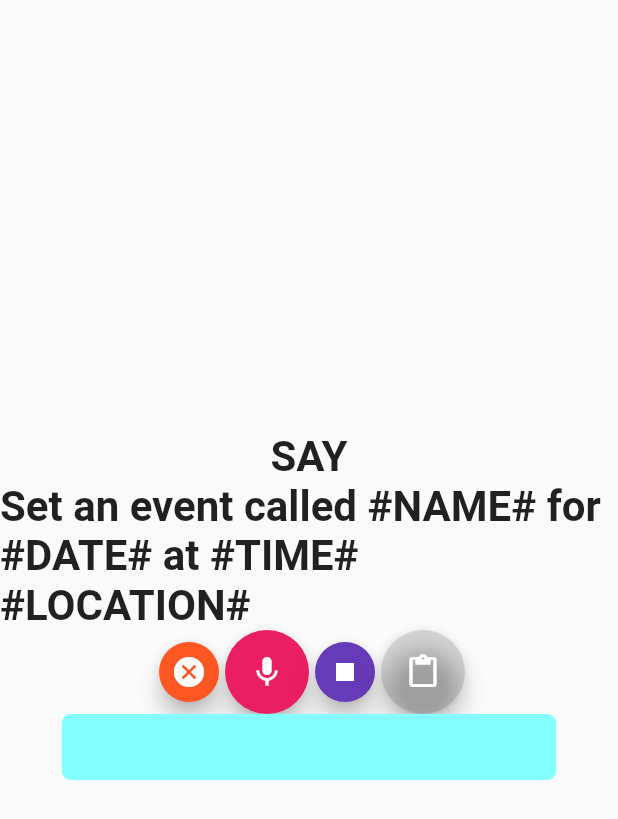
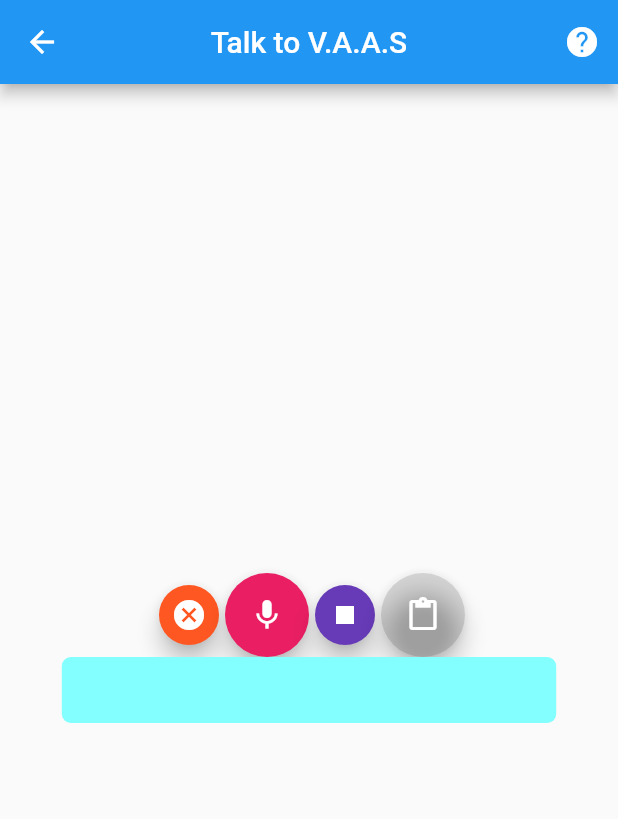
Before and after one commit to TemiAremu/V.A.A.S, a Flutter app: the VoiceHome screen opened by its route, on a phone screen of 412 x 824 dp. Shown: the top 819 px of the screen. Run offline on Flutter 3.47's test engine with Material 2 defaults, Android fonts, the phone set to English and light mode, and no system bars; our stand-ins replace charts_flutter, cloud_firestore, flutter_i18n, flutter_local_notifications, flutter_map, flutter_spinkit and 3 more; missing offline and left inert: flutter_dialogflow, speech_recognition; accounts and stored records are empty; statements that could not run were skipped.

Commit message:
voice ui

```diff
--- a/lib/voice.dart
+++ b/lib/voice.dart
@@ -85,29 +85,54 @@ class _VoiceHomeState extends State<VoiceHome> {
 
   }
 
+   Future <void> _showhelp(BuildContext context) async {
+    // flutter defined function
+    showDialog(
+      context: context,
+      builder: (BuildContext context) {
+        // return object of type Dialog
+        return AlertDialog(
+          title: new Text("Need Help?"),
+          content: new Text("Click Microphone and SAY Set an event called #NAME# for #DATE# at #TIME# #LOCATION#"),
+          actions: <Widget>[
+            new FlatButton(
+              child: new Text("Close"),
+              onPressed: () {
+                Navigator.of(context).pop();
+              },
+            ),
+
+          ],
+        );
+      },
+    );
+  }
+
+
   @override
   Widget build(BuildContext context) {
     _notifications.init();
     return Scaffold(
+      //App BAr
+      appBar: new AppBar(
+        centerTitle: true,
+        title: new Text("Talk to V.A.A.S"),
+        actions: <Widget>
+        [
+          IconButton(
+            icon: Icon(Icons.help),
+            onPressed: ()
+            {
+              _showhelp(context);
+            },
+          ),
+        ]
+      ),
       body: Container(
         child: Column(
           mainAxisAlignment: MainAxisAlignment.center,
           crossAxisAlignment: CrossAxisAlignment.center,
           children: <Widget>[
-            Container(
-              child:
-                Text("SAY",
-                textScaleFactor: 2.0,
-                style: TextStyle(fontWeight: FontWeight.bold)
-              )
-            ),
-            Container(
-              child:
-                Text("Set an event called #NAME# for #DATE# at #TIME# #LOCATION#",
-                textScaleFactor: 2.0,
-                style: TextStyle(fontWeight: FontWeight.bold)
-              )
-            ),
             Row(
               mainAxisAlignment: MainAxisAlignment.center,
               children: <Widget>[
```
